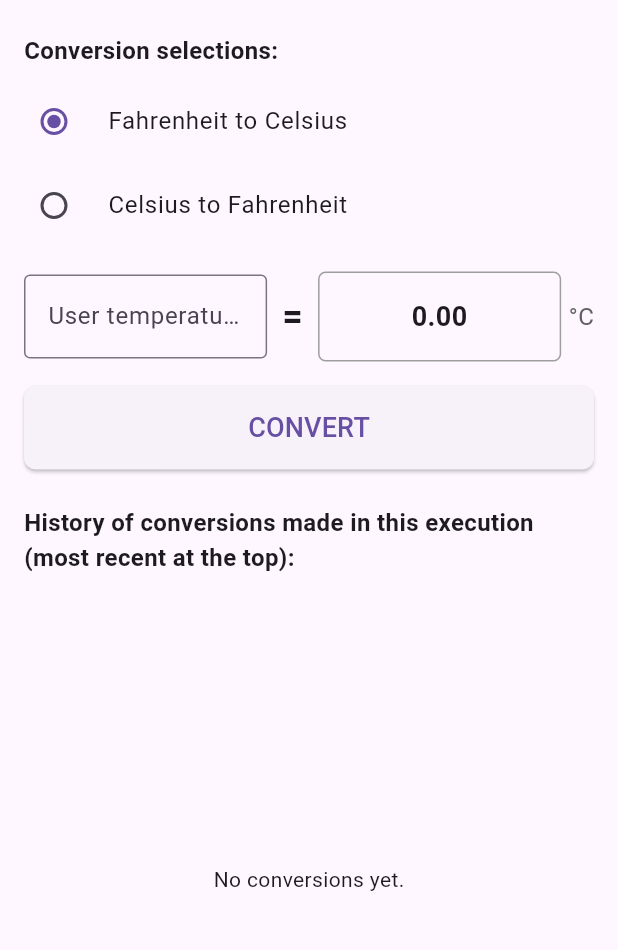
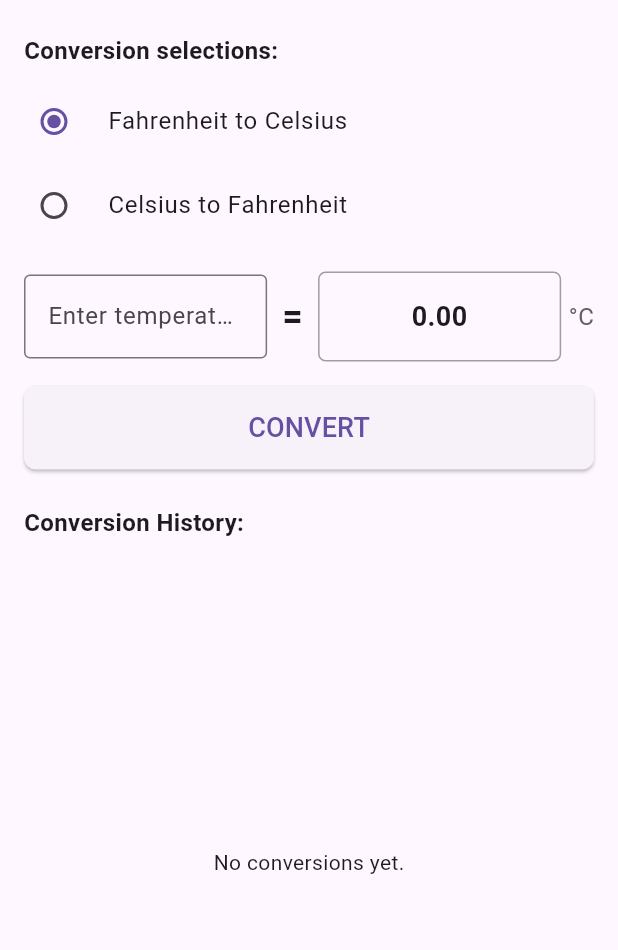
Before and after one commit to felixdusengimana/temperature_converter_app, a Flutter app: the screen it shows after launch, on a phone screen of 412 x 824 dp, the part 63-1013 px from its top. Run offline on Flutter 3.47's test engine with Material 3 defaults, Android fonts, the phone set to English and light mode, and no system bars.

Commit message:
feat: added all functionalities for converting temperature conversations

```diff
--- a/lib/main.dart
+++ b/lib/main.dart
@@ -1,12 +1,10 @@
-// lib/main.dart
 import 'package:flutter/material.dart';
-import 'package:flutter/services.dart'; // Required for FilteringTextInputFormatter
+import 'package:flutter/services.dart';
 
 void main() {
   runApp(const TemperatureConverterApp());
 }
 
-// Define an enum for the conversion types to make the code cleaner and more readable
 enum ConversionType {
   fahrenheitToCelsius,
   celsiusToFahrenheit,
@@ -17,14 +15,13 @@ class TemperatureConverterApp extends StatelessWidget {
 
   @override
   Widget build(BuildContext context) {
-    // MaterialApp sets up the basic visual structure of a Flutter app
     return MaterialApp(
-      title: 'Temperature Converter', // Title for the app in the task switcher
+      title: 'Temperature Converter',
       theme: ThemeData(
-        primarySwatch: Colors.blue, // Defines the primary color for the app
-        visualDensity: VisualDensity.adaptivePlatformDensity, // Adapts density based on platform
+        primarySwatch: Colors.blue,
+        visualDensity: VisualDensity.adaptivePlatformDensity,
       ),
-      home: const ConverterScreen(), // The main screen of our application
+      home: const ConverterScreen(),
     );
   }
 }
@@ -37,131 +34,109 @@ class ConverterScreen extends StatefulWidget {
 }
 
 class _ConverterScreenState extends State<ConverterScreen> {
-  // State variables to manage the app's dynamic content
-  ConversionType _selectedConversion = ConversionType.fahrenheitToCelsius; // Default conversion type
-  final TextEditingController _inputController = TextEditingController(); // Controller for the input text field
-  String _convertedValue = '0.00'; // Stores the calculated converted value, initialized to 0.00
-  final List<String> _conversionHistory = []; // List to store all past conversions
-  final GlobalKey<FormState> _formKey = GlobalKey<FormState>(); // Key for form validation
+  ConversionType _selectedConversion = ConversionType.fahrenheitToCelsius;
+  final TextEditingController _inputController = TextEditingController();
+  String _convertedValue = '0.00';
+  final List<String> _conversionHistory = [];
+  final GlobalKey<FormState> _formKey = GlobalKey<FormState>();
 
   @override
   void dispose() {
-    // Clean up the controller when the widget is removed from the widget tree
     _inputController.dispose();
     super.dispose();
   }
 
-  // Function to perform the temperature conversion
   void _performConversion() {
-    // Validate the input field before performing conversion
     if (_formKey.currentState!.validate()) {
-      // Attempt to parse the input text into a double
       final double? inputValue = double.tryParse(_inputController.text);
-
-      // Handle case where input is not a valid number
       if (inputValue == null) {
         setState(() {
-          _convertedValue = 'Invalid Input'; // Display error message
+          _convertedValue = 'Invalid Input';
         });
-        return; // Exit function if input is invalid
+        return;
       }
 
-      double result; // Variable to store the conversion result
-      String historyEntry; // String to store the history log
+      double result;
+      String historyEntry;
 
-      // Perform conversion based on the selected type
       if (_selectedConversion == ConversionType.fahrenheitToCelsius) {
-        // Formula: °C = (°F - 32) x 5/9
         result = (inputValue - 32) * 5 / 9;
-        // Format history entry
         historyEntry =
         'F to C: ${inputValue.toStringAsFixed(1)} => ${result.toStringAsFixed(2)}';
       } else {
-        // Formula: °F = °C x 9/5 + 32
         result = (inputValue * 9 / 5) + 32;
-        // Format history entry
         historyEntry =
         'C to F: ${inputValue.toStringAsFixed(1)} => ${result.toStringAsFixed(2)}';
       }
 
-      // Update the UI state
       setState(() {
-        _convertedValue = result.toStringAsFixed(2); // Format result to 2 decimal places
-        _conversionHistory.insert(0, historyEntry); // Add new entry to the top of the history list
+        _convertedValue = result.toStringAsFixed(2);
+        _conversionHistory.insert(0, historyEntry);
       });
     }
   }
 
-  // Function to clear the conversion history
   void _clearHistory() {
     setState(() {
-      _conversionHistory.clear(); // Clear all items from the history list
+      _conversionHistory.clear();
     });
   }
 
   @override
   Widget build(BuildContext context) {
-    // Determine current device orientation
     final Orientation orientation = MediaQuery.of(context).orientation;
 
     return Scaffold(
       appBar: AppBar(
-        title: const Text('Temperature Converter'), // App bar title
-        centerTitle: true, // Center the title
+        title: const Text('Temperature Converter'),
+        centerTitle: true,
         actions: [
-          // Action button in the app bar to clear history
           IconButton(
             icon: const Icon(Icons.clear_all),
-            tooltip: 'Clear History', // Tooltip for accessibility
-            onPressed: _clearHistory, // Call clear history function
+            tooltip: 'Clear History',
+            onPressed: _clearHistory,
           ),
         ],
       ),
       body: Form(
-        key: _formKey, // Associate the form key for validation
-        // Use different layouts based on orientation
+        key: _formKey,
         child: orientation == Orientation.portrait
-            ? _buildPortraitLayout() // Portrait mode layout
-            : _buildLandscapeLayout(), // Landscape mode layout
+            ? _buildPortraitLayout()
+            : _buildLandscapeLayout(),
       ),
     );
   }
 
-  // Helper widget to build the conversion controls section (radio buttons, input/output, convert button)
   Widget _buildConversionControls() {
     return Column(
-      crossAxisAlignment: CrossAxisAlignment.stretch, // Stretch children horizontally
+      crossAxisAlignment: CrossAxisAlignment.stretch,
       children: [
         const Padding(
           padding: EdgeInsets.symmetric(horizontal: 16.0, vertical: 8.0),
           child: Text(
-            'Conversion selections:', // Label for conversion type selection
+            'Conversion selections:',
             style: TextStyle(fontSize: 16, fontWeight: FontWeight.bold),
           ),
         ),
-        // Radio button for Fahrenheit to Celsius
         RadioListTile<ConversionType>(
           title: const Text('Fahrenheit to Celsius'),
           value: ConversionType.fahrenheitToCelsius,
           groupValue: _selectedConversion,
           onChanged: (ConversionType? value) {
             setState(() {
-              _selectedConversion = value!; // Update selected conversion type
-              // Optionally clear input and output when conversion type changes
+              _selectedConversion = value!;
               _inputController.clear();
               _convertedValue = '0.00';
             });
           },
         ),
-        // Radio button for Celsius to Fahrenheit
         RadioListTile<ConversionType>(
           title: const Text('Celsius to Fahrenheit'),
           value: ConversionType.celsiusToFahrenheit,
           groupValue: _selectedConversion,
           onChanged: (ConversionType? value) {
             setState(() {
-              _selectedConversion = value!; // Update selected conversion type
-              // Optionally clear input and output when conversion type changes
+              _selectedConversion = value!;
               _inputController.clear();
               _convertedValue = '0.00';
             });
@@ -173,54 +148,46 @@ class _ConverterScreenState extends State<ConverterScreen> {
             children: [
               Expanded(
                 child: TextFormField(
-                  controller: _inputController, // Link controller to text field
-                  keyboardType:
-                      const TextInputType.numberWithOptions(decimal: true, signed: true), // Allow numbers, decimals, and signs
+                  controller: _inputController,
+                  keyboardType: const TextInputType.numberWithOptions(decimal: true, signed: true),
                   inputFormatters: [
-                    FilteringTextInputFormatter.allow(
-                        RegExp(r'^-?\d+\.?\d*')), // Regex to allow numbers (positive/negative) and optional decimal
+                    FilteringTextInputFormatter.allow(RegExp(r'^-?\d+\.?\d*')),
                   ],
                   decoration: InputDecoration(
-                    labelText: 'User temperature entry field', // Label for input field
-                    border: const OutlineInputBorder(), // Add a border
-                    // Dynamically display unit suffix (°F or °C)
+                    labelText: 'Enter temperature',
+                    border: const OutlineInputBorder(),
                     suffixText: _selectedConversion == ConversionType.fahrenheitToCelsius ? '°F' : '°C',
                   ),
                   validator: (value) {
                     if (value == null || value.isEmpty) {
-                      return 'Please enter a value'; // Validation for empty input
+                      return 'Please enter a value';
                     }
                     if (double.tryParse(value) == null) {
-                      return 'Please enter a valid number'; // Validation for non-numeric input
+                      return 'Please enter a valid number';
                     }
-                    return null; // Return null if input is valid
+                    return null;
                   },
                 ),
               ),
-              const SizedBox(width: 10), // Space between input and '='
-              const Text(
-                '=', // Equality sign
-                style: TextStyle(fontSize: 24, fontWeight: FontWeight.bold),
-              ),
-              const SizedBox(width: 10), // Space between '=' and output
+              const SizedBox(width: 10),
+              const Text('=', style: TextStyle(fontSize: 24, fontWeight: FontWeight.bold)),
+              const SizedBox(width: 10),
               Expanded(
                 child: Container(
-                  padding: const EdgeInsets.symmetric(
-                      horizontal: 12.0, vertical: 16.0),
+                  padding: const EdgeInsets.symmetric(horizontal: 12.0, vertical: 16.0),
                   decoration: BoxDecoration(
-                    border: Border.all(color: Colors.grey), // Border for the output box
-                    borderRadius: BorderRadius.circular(5.0), // Rounded corners
+                    border: Border.all(color: Colors.grey),
+                    borderRadius: BorderRadius.circular(5.0),
                   ),
                   child: Text(
-                    _convertedValue, // Display converted value
+                    _convertedValue,
                     style: const TextStyle(fontSize: 18, fontWeight: FontWeight.bold),
-                    textAlign: TextAlign.center, // Center align the text
+                    textAlign: TextAlign.center,
                   ),
                 ),
               ),
-              const SizedBox(width: 5), // Small space for suffix text
+              const SizedBox(width: 5),
               Text(
-                // Dynamically display unit suffix (°C or °F) for converted value
                 _selectedConversion == ConversionType.fahrenheitToCelsius ? '°C' : '°F',
                 style: TextStyle(fontSize: 16, color: Colors.grey[700]),
               ),
@@ -230,15 +197,15 @@ class _ConverterScreenState extends State<ConverterScreen> {
         Padding(
           padding: const EdgeInsets.symmetric(horizontal: 16.0),
           child: ElevatedButton(
-            onPressed: _performConversion, // Call conversion function on press
+            onPressed: _performConversion,
             style: ElevatedButton.styleFrom(
               padding: const EdgeInsets.symmetric(vertical: 15),
               shape: RoundedRectangleBorder(
-                borderRadius: BorderRadius.circular(8.0), // Rounded corners for button
+                borderRadius: BorderRadius.circular(8.0),
               ),
             ),
             child: const Text(
-              'CONVERT', // Button text
+              'CONVERT',
               style: TextStyle(fontSize: 18),
             ),
           ),
@@ -247,29 +214,24 @@ class _ConverterScreenState extends State<ConverterScreen> {
     );
   }
 
-  // Helper widget to build the conversion history list
   Widget _buildHistoryList() {
     return Column(
-      crossAxisAlignment: CrossAxisAlignment.start, // Align children to the start
+      crossAxisAlignment: CrossAxisAlignment.start,
       children: [
         const Padding(
           padding: EdgeInsets.symmetric(horizontal: 16.0, vertical: 8.0),
           child: Text(
-            'History of conversions made in this execution (most recent at the top):', // History label
+            'Conversion History:',
             style: TextStyle(fontSize: 16, fontWeight: FontWeight.bold),
           ),
         ),
         Expanded(
-          // Use Expanded to make ListView take available space
           child: _conversionHistory.isEmpty
-              ? const Center(
-                  child: Text('No conversions yet.'), // Message when history is empty
-                )
+              ? const Center(child: Text('No conversions yet.'))
               : ListView.builder(
             padding: const EdgeInsets.symmetric(horizontal: 16.0),
-                  itemCount: _conversionHistory.length, // Number of items in history
+            itemCount: _conversionHistory.length,
             itemBuilder: (context, index) {
-                    // Build each history item as a Text widget
               return Padding(
                 padding: const EdgeInsets.symmetric(vertical: 4.0),
                 child: Text(
@@ -284,33 +246,28 @@ class _ConverterScreenState extends State<ConverterScreen> {
     );
   }
 
-  // Layout for portrait orientation
   Widget _buildPortraitLayout() {
     return Column(
       children: [
-        _buildConversionControls(), // Top section with controls
-        const SizedBox(height: 16), // Space between controls and history
-        Expanded(
-          child: _buildHistoryList(), // Bottom section with history, takes remaining space
-        ),
+        _buildConversionControls(),
+        const SizedBox(height: 16),
+        Expanded(child: _buildHistoryList()),
       ],
     );
   }
 
-  // Layout for landscape orientation
   Widget _buildLandscapeLayout() {
     return Row(
       children: [
         Expanded(
-          flex: 2, // Controls section takes 2/3 of the space
+          flex: 2,
           child: SingleChildScrollView(
-            // Allows scrolling if controls content exceeds screen height in landscape
             child: _buildConversionControls(),
           ),
         ),
-        const VerticalDivider(width: 20, thickness: 1), // Visual separator
+        const VerticalDivider(width: 20, thickness: 1),
         Expanded(
-          flex: 1, // History section takes 1/3 of the space
+          flex: 3,
           child: _buildHistoryList(),
         ),
       ],
```
Lines whose indentation alone changed are shown as unchanged.
